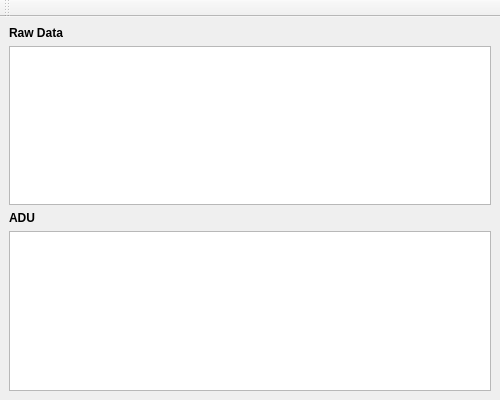
This is forms/busmonitor.ui in ExplorerOL/QModbusExplorer as Qt 5 draws it before an edit. The edited form follows.
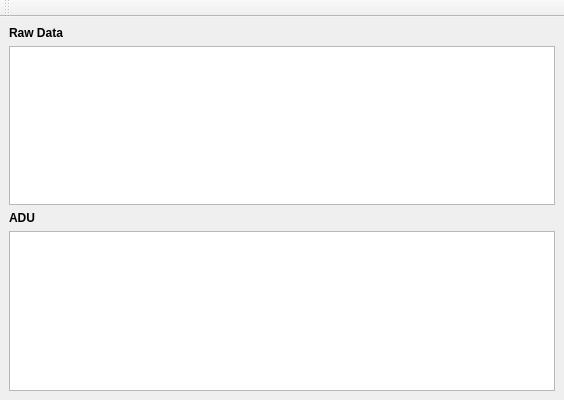
This is the edited form. Icons and pictures are not drawn.

What changed in the file:
```diff
--- a/forms/busmonitor.ui
+++ b/forms/busmonitor.ui
@@ -9,7 +9,7 @@
    <rect>
     <x>0</x>
     <y>0</y>
-    <width>500</width>
+    <width>564</width>
     <height>400</height>
    </rect>
   </property>
```
